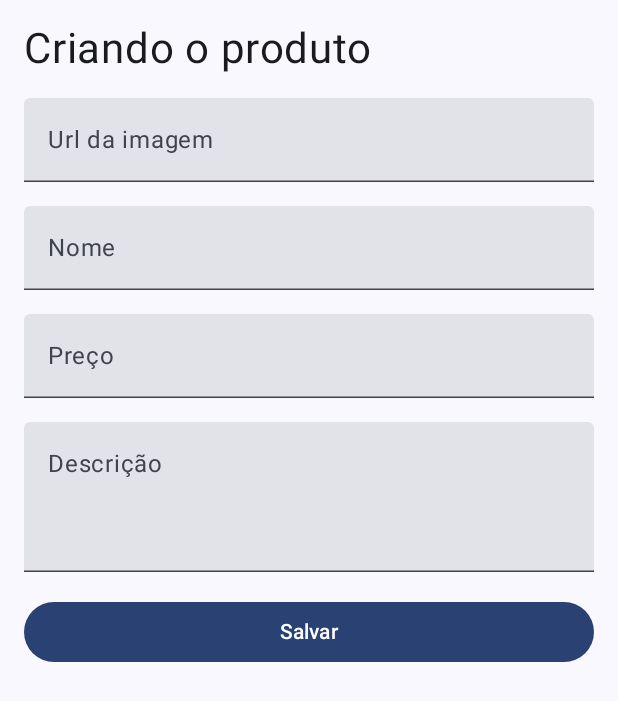
After one commit to negoNegoso/Fateats, an Android app built with Jetpack Compose: the ProductFormActivity screen opened directly, with no data from a screen before it, on a phone screen of 412 x 824 dp. The commit adds this screen. Shown: the top 701 px of the screen. Run offline under Robolectric (Android 15) with nearby library versions, the phone set to English and light mode, and no system bars; pictures from the network do not load.

Commit message:
feat: implemented ProductFormActivity

```diff
--- a/app/src/main/java/com/fatec/fateats/model/Product.kt
+++ b/app/src/main/java/com/fatec/fateats/model/Product.kt
@@ -2,7 +2,7 @@ package com.fatec.fateats.model
 
 import java.math.BigDecimal
 
-class Product(
+data class Product(
     val name: String,
     val price: BigDecimal,
     val image: String? = null,
--- /dev/null
+++ b/app/src/main/java/com/fatec/fateats/ui/activities/ProductFormActivity.kt
@@ -0,0 +1,205 @@
+package com.fatec.fateats.ui.activities
+
+import android.os.Bundle
+import android.util.Log
+import androidx.activity.ComponentActivity
+import androidx.activity.compose.setContent
+import androidx.compose.foundation.layout.Arrangement
+import androidx.compose.foundation.layout.Column
+import androidx.compose.foundation.layout.Spacer
+import androidx.compose.foundation.layout.fillMaxSize
+import androidx.compose.foundation.layout.fillMaxWidth
+import androidx.compose.foundation.layout.height
+import androidx.compose.foundation.layout.heightIn
+import androidx.compose.foundation.layout.padding
+import androidx.compose.foundation.rememberScrollState
+import androidx.compose.foundation.text.KeyboardOptions
+import androidx.compose.foundation.verticalScroll
+import androidx.compose.material3.Button
+import androidx.compose.material3.Surface
+import androidx.compose.material3.Text
+import androidx.compose.material3.TextField
+import androidx.compose.runtime.Composable
+import androidx.compose.runtime.getValue
+import androidx.compose.runtime.mutableStateOf
+import androidx.compose.runtime.remember
+import androidx.compose.runtime.setValue
+import androidx.compose.ui.Modifier
+import androidx.compose.ui.layout.ContentScale
+import androidx.compose.ui.res.painterResource
+import androidx.compose.ui.text.input.ImeAction
+import androidx.compose.ui.text.input.KeyboardCapitalization
+import androidx.compose.ui.text.input.KeyboardType
+import androidx.compose.ui.tooling.preview.Preview
+import androidx.compose.ui.unit.dp
+import androidx.compose.ui.unit.sp
+import coil.compose.AsyncImage
+import com.fatec.fateats.R
+import com.fatec.fateats.dao.ProductDao
+import com.fatec.fateats.model.Product
+import com.fatec.fateats.ui.theme.FateatsTheme
+import java.math.BigDecimal
+import java.text.DecimalFormat
+
+class ProductFormActivity : ComponentActivity() {
+
+    private val dao = ProductDao()
+
+    override fun onCreate(savedInstanceState: Bundle?) {
+        super.onCreate(savedInstanceState)
+        setContent {
+            FateatsTheme{
+                Surface {
+                    ProductFormScreen(onSaveClick = { product ->
+                        dao.save(product)
+                        finish()
+                    })
+                }
+            }
+        }
+    }
+
+}
+
+@Composable
+fun ProductFormScreen(
+    onSaveClick: (Product) -> Unit = {}
+) {
+    Column(
+        Modifier
+            .fillMaxSize()
+            .padding(horizontal = 16.dp)
+            .verticalScroll(rememberScrollState()),
+        verticalArrangement = Arrangement.spacedBy(16.dp),
+    ) {
+        Spacer(modifier = Modifier)
+        Text(
+            text = "Criando o produto",
+            Modifier.fillMaxWidth(),
+            fontSize = 28.sp,
+        )
+        var url by remember {
+            mutableStateOf("")
+        }
+        if (url.isNotBlank()) {
+            AsyncImage(
+                model = url, contentDescription = null,
+                Modifier
+                    .fillMaxWidth()
+                    .height(200.dp),
+                contentScale = ContentScale.Crop,
+                placeholder = painterResource(id = R.drawable.placeholder),
+                error = painterResource(id = R.drawable.placeholder)
+            )
+        }
+        TextField(
+            value = url,
+            onValueChange = {
+                url = it
+            },
+            Modifier.fillMaxWidth(),
+            label = {
+                Text(text = "Url da imagem")
+            },
+            keyboardOptions = KeyboardOptions(
+                keyboardType = KeyboardType.Uri,
+                imeAction = ImeAction.Next
+            )
+        )
+        var name by remember {
+            mutableStateOf("")
+        }
+        TextField(
+            value = name,
+            onValueChange = {
+                name = it
+            },
+            Modifier.fillMaxWidth(),
+            label = {
+                Text(text = "Nome")
+            },
+            keyboardOptions = KeyboardOptions(
+                keyboardType = KeyboardType.Text,
+                imeAction = ImeAction.Next,
+                capitalization = KeyboardCapitalization.Words
+            )
+        )
+        var price by remember {
+            mutableStateOf("")
+        }
+        val formatter = remember {
+            DecimalFormat("#.##")
+        }
+        TextField(
+            value = price,
+            onValueChange = {
+                try {
+                    price = formatter.format(BigDecimal(it))
+                } catch (e: IllegalArgumentException) {
+                    if(it.isBlank()) {
+                        price = it
+                    }
+                }
+            },
+            Modifier.fillMaxWidth(),
+            label = {
+                Text(text = "Preço")
+            },
+            keyboardOptions = KeyboardOptions(
+                keyboardType = KeyboardType.Decimal,
+                imeAction = ImeAction.Next
+            )
+        )
+        var description by remember {
+            mutableStateOf("")
+        }
+        TextField(
+            value = description,
+            onValueChange = {
+                description = it
+            },
+            Modifier
+                .fillMaxWidth()
+                .heightIn(min = 100.dp),//trava de altura minima, componente se adapta ao texto
+                //.height(min = 100.dp) trava de altura maxima, ativa scroll do component
+            label = {
+                Text(text = "Descrição")
+            },
+            keyboardOptions = KeyboardOptions(
+                keyboardType = KeyboardType.Text,
+                capitalization = KeyboardCapitalization.Sentences
+            )
+        )
+        Button(
+            onClick = {
+                val convertedPrice = try {
+                    BigDecimal(price)
+                } catch (e: NumberFormatException) {
+                    BigDecimal.ZERO
+                }
+                val product = Product(
+                    name = name,
+                    image = url,
+                    price = convertedPrice,
+                    description = description
+                )
+                Log.i("ProductFormActivity", "ProductFormScreen: $product")
+                onSaveClick(product)
+            },
+            Modifier.fillMaxWidth(),
+        ) {
+            Text(text = "Salvar")
+        }
+        Spacer(modifier = Modifier)
+    }
+}
+
+@Preview
+@Composable
+fun ProductFormScreenPreview() {
+    FateatsTheme {
+        Surface {
+            ProductFormScreen()
+        }
+    }
+}
--- a/app/src/main/java/com/fatec/fateats/ui/components/ProductsSection.kt
+++ b/app/src/main/java/com/fatec/fateats/ui/components/ProductsSection.kt
@@ -1,6 +1,10 @@
 package com.fatec.fateats.ui.components
 
-import androidx.compose.foundation.layout.*
+import androidx.compose.foundation.layout.Arrangement
+import androidx.compose.foundation.layout.Column
+import androidx.compose.foundation.layout.PaddingValues
+import androidx.compose.foundation.layout.fillMaxWidth
+import androidx.compose.foundation.layout.padding
 import androidx.compose.foundation.lazy.LazyRow
 import androidx.compose.foundation.lazy.items
 import androidx.compose.material3.Surface
```
Also changed, not shown: app/src/main/AndroidManifest.xml (+6 -2 lines), app/src/main/java/com/fatec/fateats/MainActivity.kt (deleted, +0 -33 lines), app/src/main/java/com/fatec/fateats/dao/ProductDao.kt (added, +18 -0 lines), app/src/main/java/com/fatec/fateats/sampledata/SampleData.kt (+10 -10 lines), app/src/main/java/com/fatec/fateats/ui/activities/MainActivity.kt (added, +72 -0 lines), app/src/main/java/com/fatec/fateats/ui/screens/HomeScreen.kt (+85 -27 lines), app/src/main/java/com/fatec/fateats/ui/theme/Theme.kt (line endings or trailing spaces).
